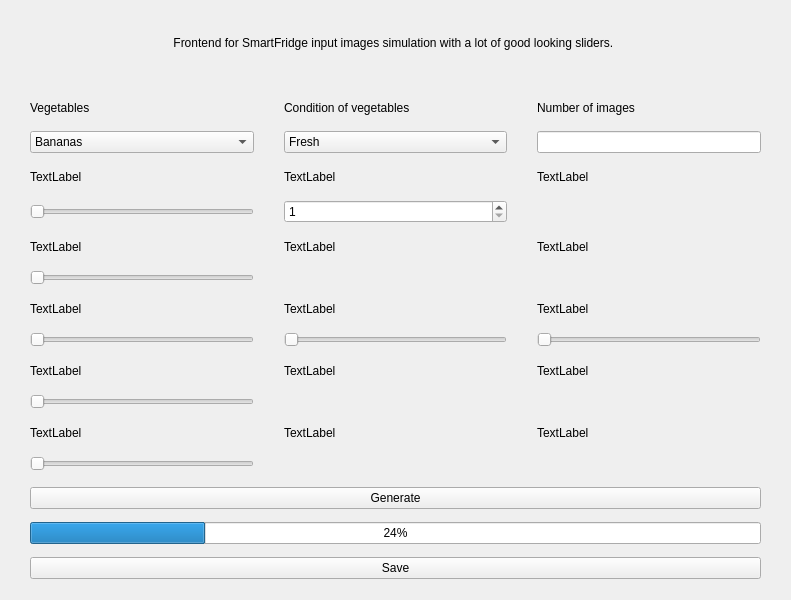
Above: GUI/Version_0_2/SmartFridge.ui from sreeni5493/Sys_sw_engg17-18 before the change. Below: the same form after it.
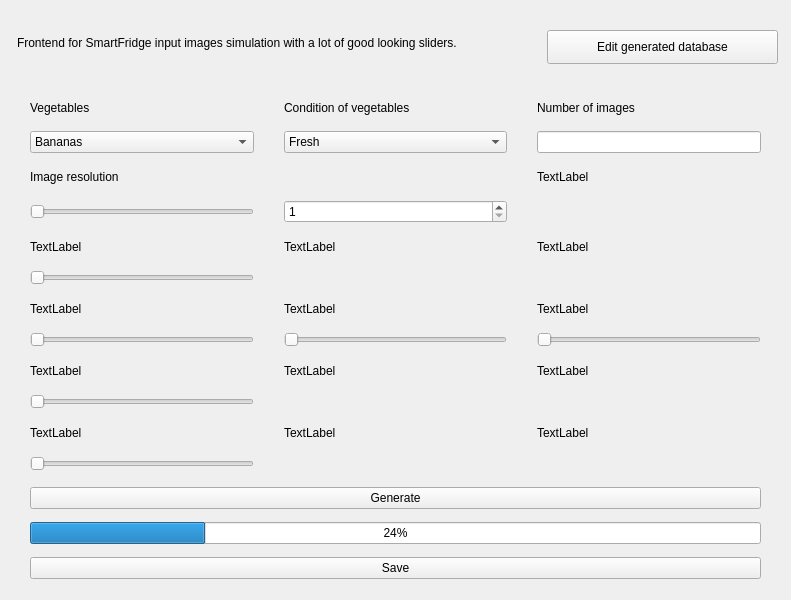
That is the form after the change.

What changed in the file:
```diff
--- a/GUI/Version_0_2/SmartFridge.ui
+++ b/GUI/Version_0_2/SmartFridge.ui
@@ -191,7 +191,7 @@
     <item row="3" column="0">
      <widget class="QLabel" name="label_5">
       <property name="text">
-       <string>TextLabel</string>
+       <string>Image resolution</string>
       </property>
      </widget>
     </item>
@@ -219,7 +219,7 @@
     <item row="3" column="1">
      <widget class="QLabel" name="label_9">
       <property name="text">
-       <string>TextLabel</string>
+       <string/>
       </property>
      </widget>
     </item>
@@ -340,12 +340,25 @@
     <rect>
      <x>17</x>
      <y>17</y>
-     <width>761</width>
+     <width>511</width>
      <height>51</height>
     </rect>
    </property>
    <property name="text">
-    <string>                                               Frontend for SmartFridge input images simulation with a lot of good looking sliders.</string>
+    <string>Frontend for SmartFridge input images simulation with a lot of good looking sliders.</string>
+   </property>
+  </widget>
+  <widget class="QPushButton" name="pushButton_3">
+   <property name="geometry">
+    <rect>
+     <x>547</x>
+     <y>30</y>
+     <width>231</width>
+     <height>34</height>
+    </rect>
+   </property>
+   <property name="text">
+    <string>Edit generated database</string>
    </property>
   </widget>
  </widget>
```
